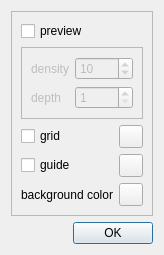
The window that qosmic/ui/adjustscenewidget.ui (bitsed/qosmic) describes before a commit, drawn with Qt 5.
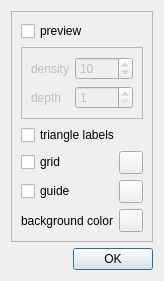
The same window after the commit. Icons and pictures are not drawn. Custom widgets are drawn as their Qt base class.

Commit message: Add labels to the triangles in the xform editor.

Patch:
```diff
--- a/qosmic/ui/adjustscenewidget.ui
+++ b/qosmic/ui/adjustscenewidget.ui
@@ -40,74 +40,7 @@
         <enum>QFrame::Sunken</enum>
        </property>
        <layout class="QGridLayout" name="gridLayout">
-        <item row="2" column="0">
-         <widget class="QCheckBox" name="m_gridCheckBox">
-          <property name="text">
-           <string>grid</string>
-          </property>
-         </widget>
-        </item>
-        <item row="2" column="1">
-         <widget class="QToolButton" name="m_gridColorButton">
-          <property name="maximumSize">
-           <size>
-            <width>24</width>
-            <height>24</height>
-           </size>
-          </property>
-          <property name="toolTip">
-           <string>set grid color</string>
-          </property>
-          <property name="text">
-           <string/>
-          </property>
-          <property name="icon">
-           <iconset resource="../qosmic.qrc">
-            <normaloff>:/icons/silk/color_wheel.xpm</normaloff>:/icons/silk/color_wheel.xpm</iconset>
-          </property>
-         </widget>
-        </item>
-        <item row="3" column="0">
-         <widget class="QCheckBox" name="m_guideCheckBox">
-          <property name="text">
-           <string>guide</string>
-          </property>
-         </widget>
-        </item>
-        <item row="3" column="1">
-         <widget class="QToolButton" name="m_guideColorButton">
-          <property name="maximumSize">
-           <size>
-            <width>24</width>
-            <height>24</height>
-           </size>
-          </property>
-          <property name="toolTip">
-           <string>set guide color</string>
-          </property>
-          <property name="text">
-           <string/>
-          </property>
-          <property name="icon">
-           <iconset resource="../qosmic.qrc">
-            <normaloff>:/icons/silk/color_wheel.xpm</normaloff>:/icons/silk/color_wheel.xpm</iconset>
-          </property>
-         </widget>
-        </item>
-        <item row="4" column="0">
-         <widget class="QLabel" name="bglabel">
-          <property name="layoutDirection">
-           <enum>Qt::RightToLeft</enum>
-          </property>
-          <property name="text">
-           <string>background color</string>
-          </property>
-          <property name="alignment">
-           <set>Qt::AlignRight|Qt::AlignTrailing|Qt::AlignVCenter</set>
-          </property>
-         </widget>
-        </item>
-        <item row="4" column="1">
+        <item row="5" column="1">
          <widget class="QToolButton" name="m_bgColorButton">
           <property name="maximumSize">
            <size>
@@ -193,6 +126,80 @@
           <zorder>label_2</zorder>
          </widget>
         </item>
+        <item row="5" column="0">
+         <widget class="QLabel" name="bglabel">
+          <property name="layoutDirection">
+           <enum>Qt::RightToLeft</enum>
+          </property>
+          <property name="text">
+           <string>background color</string>
+          </property>
+          <property name="alignment">
+           <set>Qt::AlignRight|Qt::AlignTrailing|Qt::AlignVCenter</set>
+          </property>
+         </widget>
+        </item>
+        <item row="3" column="1">
+         <widget class="QToolButton" name="m_gridColorButton">
+          <property name="maximumSize">
+           <size>
+            <width>24</width>
+            <height>24</height>
+           </size>
+          </property>
+          <property name="toolTip">
+           <string>set grid color</string>
+          </property>
+          <property name="text">
+           <string/>
+          </property>
+          <property name="icon">
+           <iconset resource="../qosmic.qrc">
+            <normaloff>:/icons/silk/color_wheel.xpm</normaloff>:/icons/silk/color_wheel.xpm</iconset>
+          </property>
+         </widget>
+        </item>
+        <item row="3" column="0">
+         <widget class="QCheckBox" name="m_gridCheckBox">
+          <property name="text">
+           <string>grid</string>
+          </property>
+         </widget>
+        </item>
+        <item row="4" column="0">
+         <widget class="QCheckBox" name="m_guideCheckBox">
+          <property name="text">
+           <string>guide</string>
+          </property>
+         </widget>
+        </item>
+        <item row="4" column="1">
+         <widget class="QToolButton" name="m_guideColorButton">
+          <property name="maximumSize">
+           <size>
+            <width>24</width>
+            <height>24</height>
+           </size>
+          </property>
+          <property name="toolTip">
+           <string>set guide color</string>
+          </property>
+          <property name="text">
+           <string/>
+          </property>
+          <property name="icon">
+           <iconset resource="../qosmic.qrc">
+            <normaloff>:/icons/silk/color_wheel.xpm</normaloff>:/icons/silk/color_wheel.xpm</iconset>
+          </property>
+         </widget>
+        </item>
+        <item row="2" column="0" colspan="2">
+         <widget class="QCheckBox" name="m_labelsCheckBox">
+          <property name="text">
+           <string>triangle labels</string>
+          </property>
+         </widget>
+        </item>
        </layout>
        <zorder>m_gridCheckBox</zorder>
        <zorder>m_gridColorButton</zorder>
```
Left out of the diff: 8 changed lines with no effect on the pictures. The commit also changes 7 other files.
